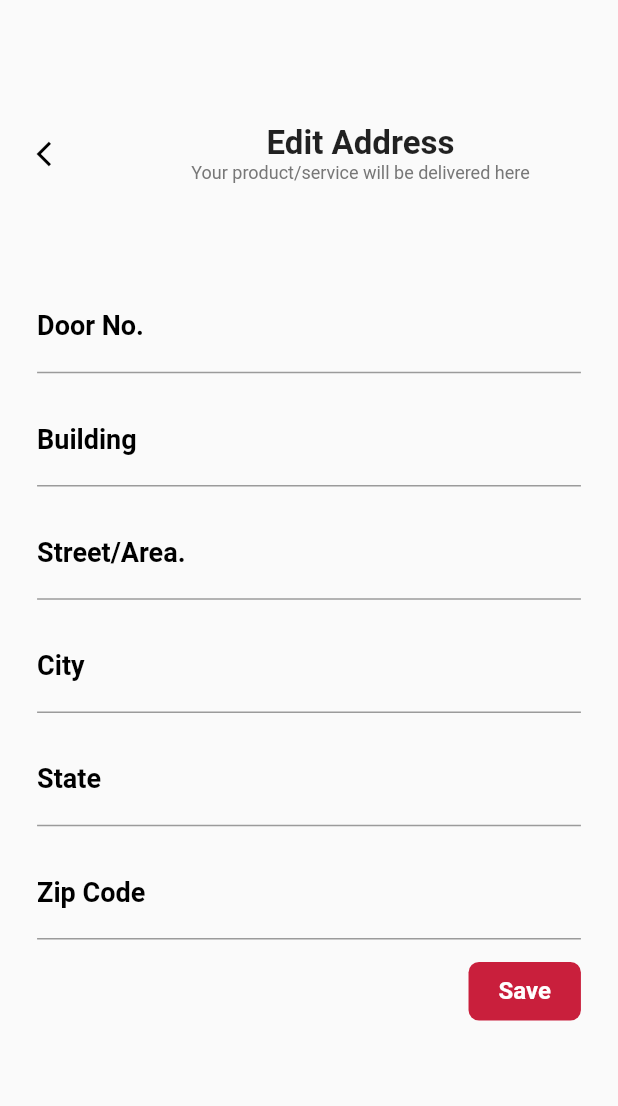
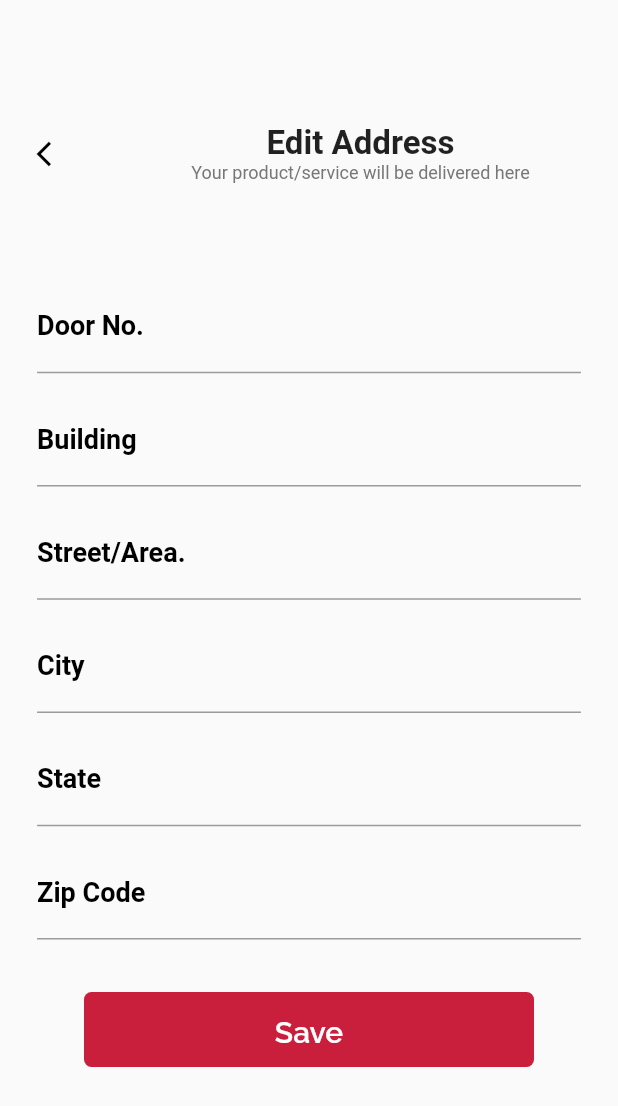
Before and after one commit to Shivamtyagi505/PetKonnect_DogStore, a Flutter app: the LandingScreen screen opened directly, after a tap on the "location on" icon, on a phone screen of 412 x 824 dp. Shown: the top 1106 px of the screen. Run offline on Flutter 3.47's test engine with Material 2 defaults, Android fonts, the light colour scheme and no system bars; our stand-ins replace carousel_slider, dots_indicator, dotted_line, equatable, flutter_bloc, flutter_svg and 4 more; missing offline and left inert: dart:ffi; accounts and stored records are empty; network calls fail; Roboto replaces fonts that are missing (Monserrat); statements that could not run were skipped; project files that could hold a hidden picture were left out.

Commit message:
UI Corrections

```diff
--- a/lib/main.dart
+++ b/lib/main.dart
@@ -15,7 +15,7 @@ import 'package:flutter_petkon/screens/MyCart.dart';
 import 'package:flutter_petkon/screens/ProductDetailScreen.dart';
 import 'package:flutter_petkon/screens/StoreDetailScreen.dart';
 import 'package:flutter_petkon/screens/StoreListingScreen.dart';
-import 'package:flutter_petkon/screens/UserProfileScreen.dart';
+import 'package:flutter_petkon/screens/UserProfileScreen/EditUserProfile.dart';
 import 'package:flutter_petkon/screens/UserProfileScreen/user_profile.dart';
 import 'package:flutter_petkon/screens/pet_profile/pet_profile.dart';
 import 'package:flutter_petkon/utils/CommonStyles.dart';
--- a/lib/screens/Edit_address/editAddress.dart
+++ b/lib/screens/Edit_address/editAddress.dart
@@ -1,5 +1,6 @@
 import 'package:flutter/material.dart';
 import 'package:flutter_petkon/Kconstants.dart';
+import 'package:flutter_petkon/utils/size_config.dart';
 
 class EditAddress extends StatefulWidget {
   @override
@@ -199,28 +200,32 @@ class _EditAddressState extends State<EditAddress> {
                       height: 15,
                     ),
                     //Submit Button
-                    Row(
-                      mainAxisAlignment: MainAxisAlignment.end,
-                      children: [
-                        GestureDetector(
-                          onTap: submitForm,
+                    GestureDetector(
+                      onTap: () {},
+                      child: Center(
+                        child: Padding(
+                          padding: EdgeInsets.all(20),
                           child: Container(
-                            padding: EdgeInsets.symmetric(
-                                horizontal: 20, vertical: 10),
+                            height: space_50,
+                            width: space_300,
                             decoration: BoxDecoration(
-                                borderRadius: BorderRadius.circular(7),
-                                color: kPrimarycolor),
-                            child: Text(
-                              "Save",
-                              style: TextStyle(
-                                  color: Colors.white,
-                                  fontWeight: FontWeight.w600,
-                                  fontSize: 16),
-                            ),
+                                color: kPrimarycolor,
+                                borderRadius: BorderRadius.circular(space_5)),
+                            child: Center(
+                                child: Padding(
+                              padding: EdgeInsets.all(space_15),
+                              child: Text("Save",
+                                  style: TextStyle(
+                                    color: Colors.white,
+                                    fontFamily: "Raleway",
+                                    fontSize: 20,
+                                    fontWeight: FontWeight.w600,
+                                  )),
+                            )),
                           ),
-                        )
-                      ],
-                    )
+                        ),
+                      ),
+                    ),
                   ],
                 ),
               ),
--- a/lib/screens/LandingScreen.dart
+++ b/lib/screens/LandingScreen.dart
@@ -18,7 +18,7 @@ import 'package:shared_preferences/shared_preferences.dart';
 import 'package:http/http.dart' as http;
 import '../Kconstants.dart';
 import 'OrdersScreen.dart';
-import 'UserProfileScreen.dart';
+import 'UserProfileScreen/EditUserProfile.dart';
 import 'UserProfileScreen/user_profile.dart';
 
 class LandingScreen extends StatefulWidget {
@@ -395,7 +395,7 @@ class _LandingScreenState extends State<LandingScreen> {
                 width: 30,
                 child: new Image.asset('assets/icons/sos_active.png'),
               ),
-              title: new Text("Order History",
+              title: new Text("SOS",
                   style: new TextStyle(
                       color: const Color(0xFF06244e), fontSize: 8.0))),
         ],
@@ -410,7 +410,7 @@ class _LandingScreenState extends State<LandingScreen> {
           StoreListingScreen(),
           HomeScreen(),
           ServicesScreen(),
-          OrderScreen(token)
+          SosScreen()
         ],
       ),
     );
--- a/lib/screens/UserProfileScreen/components/ProfileDetails.dart
+++ b/lib/screens/UserProfileScreen/components/ProfileDetails.dart
@@ -1,5 +1,5 @@
 import 'package:flutter/material.dart';
-import 'package:flutter_petkon/screens/UserProfileScreen.dart';
+import 'package:flutter_petkon/screens/UserProfileScreen/EditUserProfile.dart';
 
 import '../../../Kconstants.dart';
 import 'StatWidget.dart';
@@ -47,7 +47,7 @@ class ProfileDetails extends StatelessWidget {
                     Navigator.push(
                         context,
                         MaterialPageRoute(
-                            builder: (context) => UserProfileScreen()));
+                            builder: (context) => EditUserProfile()));
                   },
                   child: Container(
                     padding: EdgeInsets.all(5),
```
Also changed, not shown: lib/screens/UserProfileScreen/EditUserProfile.dart (renamed from lib/screens/UserProfileScreen.dart, +6 -7 lines), lib/screens/UserProfileScreen/user_profile.dart (+13 -0 lines).
